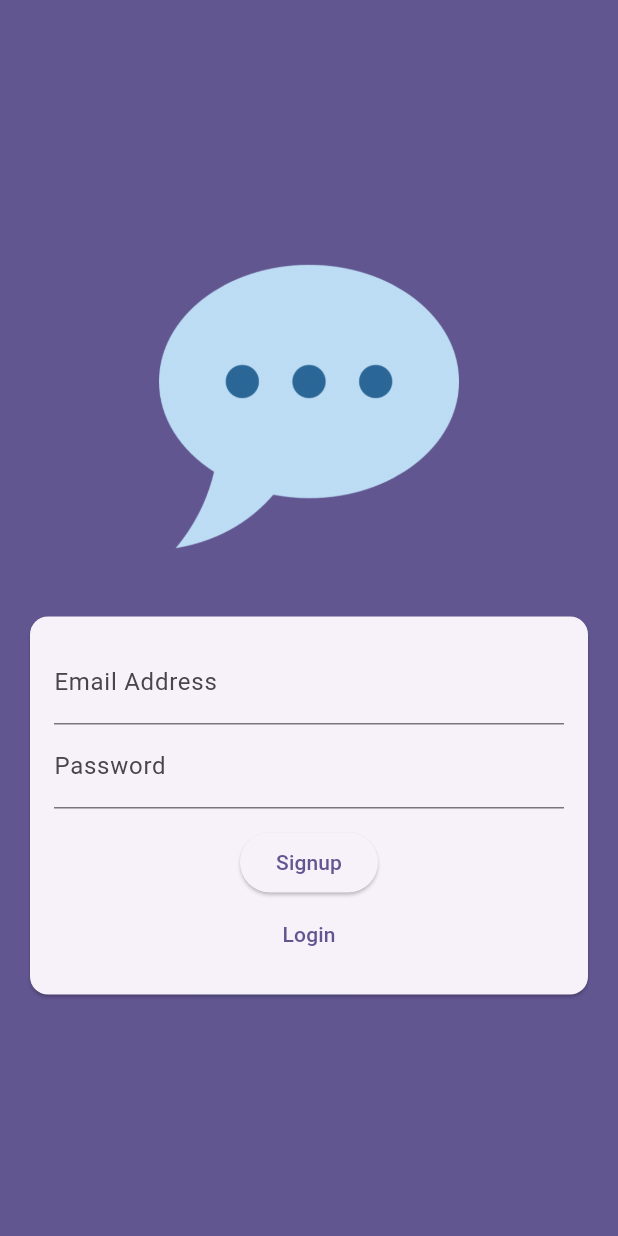
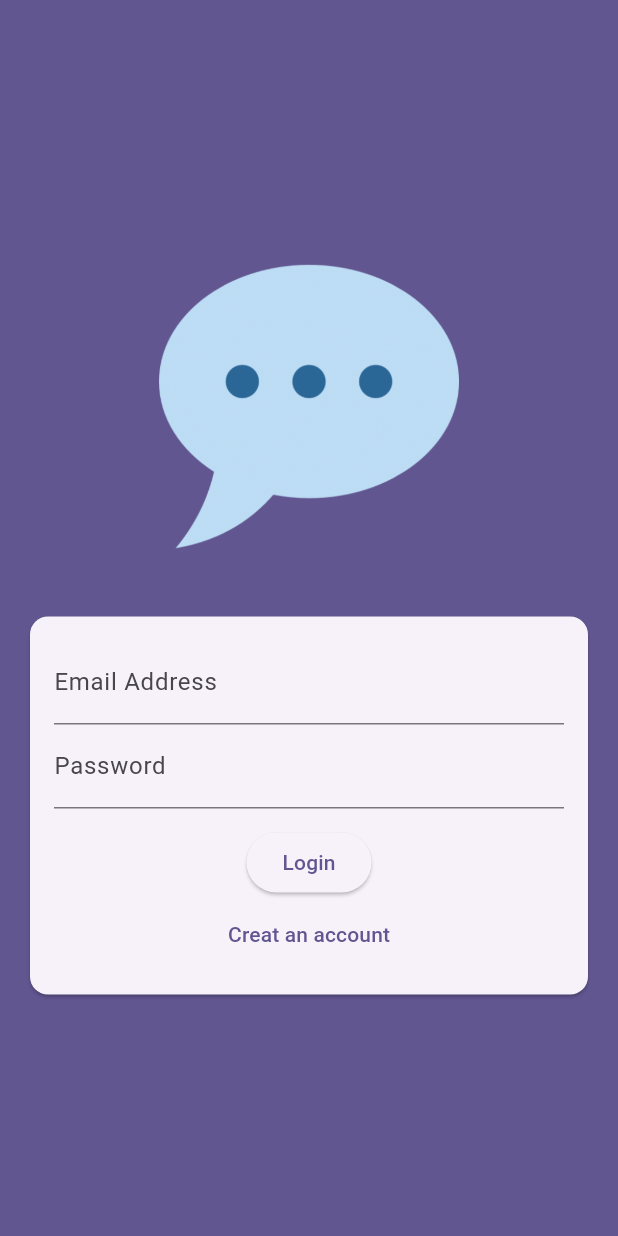
Before and after one commit to Ali-Rhayem/chat_app, a Flutter app: the screen it shows after launch, on a phone screen of 412 x 824 dp. Run offline on Flutter 3.47's test engine with Material 3 defaults, Android fonts, the phone set to English and light mode, and no system bars.

Commit message:
Toggle between Login and Signup modes in AuthScreen

```diff
--- a/lib/screens/auth.dart
+++ b/lib/screens/auth.dart
@@ -9,6 +9,7 @@ class AuthScreen extends StatefulWidget {
 }
 
 class _AuthScreenState extends State<AuthScreen> {
+  var _isLogin = true;
   @override
   Widget build(BuildContext context) {
     return Scaffold(
@@ -56,11 +57,17 @@ class _AuthScreenState extends State<AuthScreen> {
                           const SizedBox(height: 12),
                           ElevatedButton(
                             onPressed: () {},
-                            child: const Text('Signup'),
+                            child: Text(_isLogin ? 'Login' : 'Signup'),
                           ),
                           TextButton(
-                            onPressed: () {},
-                            child: const Text('Login'),
+                            onPressed: () {
+                              setState(() {
+                                _isLogin = !_isLogin;
+                              });
+                            },
+                            child: Text(_isLogin
+                                ? 'Creat an account'
+                                : 'I already have an account'),
                           ),
                         ],
                       ),
```
